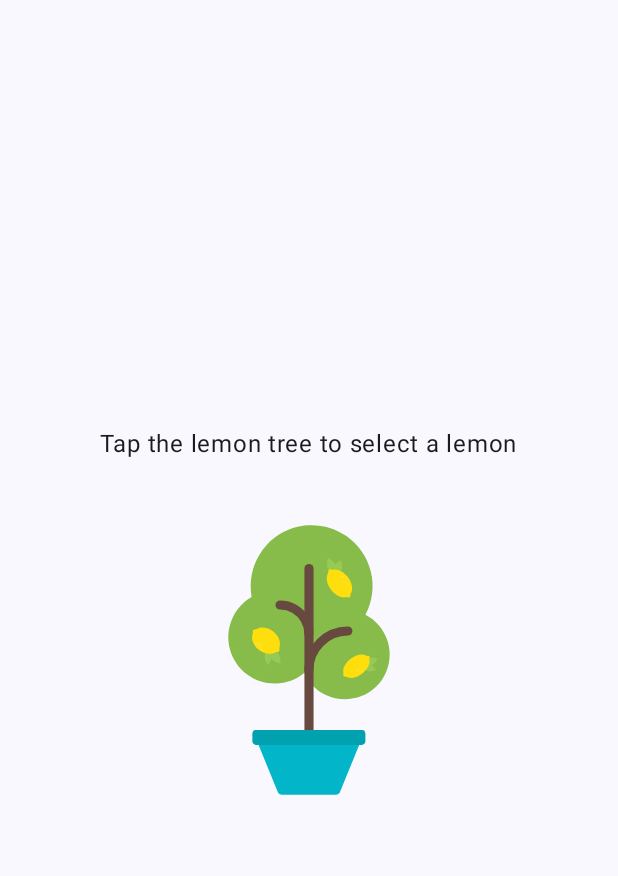
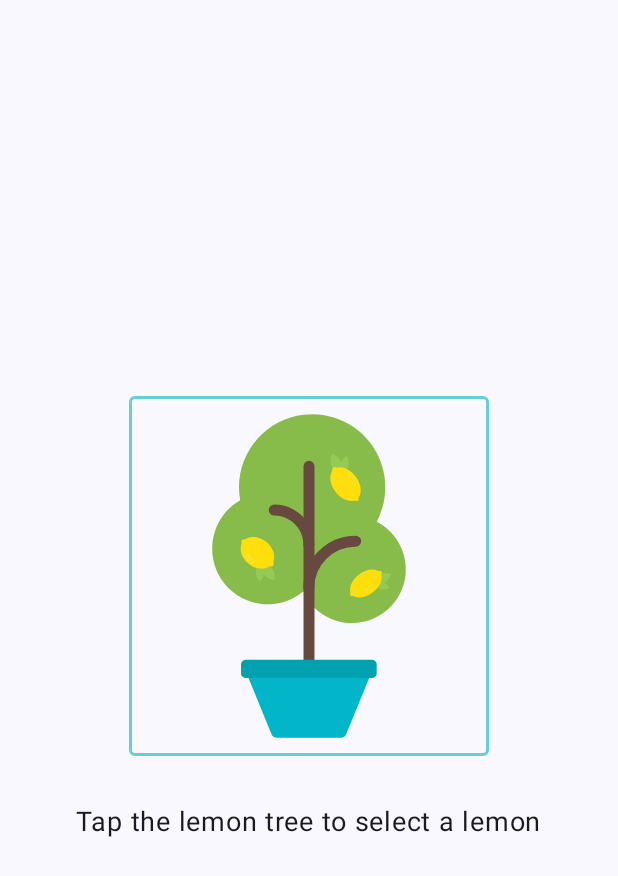
Before and after one commit to KobayashiYoh/KotlinLeaning, an Android app built with Jetpack Compose: the screen it shows after launch (MainActivity), on a phone screen of 412 x 824 dp. Shown: the top 876 px of the screen. Run offline under Robolectric (Android 15) with nearby library versions, the phone set to English and light mode, and no system bars.

Commit message:
feat: UIを修正

```diff
--- a/Lemonade/app/src/main/java/com/example/lemonade/MainActivity.kt
+++ b/Lemonade/app/src/main/java/com/example/lemonade/MainActivity.kt
@@ -5,13 +5,15 @@ import androidx.activity.ComponentActivity
 import androidx.activity.compose.setContent
 import androidx.activity.enableEdgeToEdge
 import androidx.compose.foundation.Image
+import androidx.compose.foundation.border
 import androidx.compose.foundation.clickable
 import androidx.compose.foundation.layout.Arrangement
 import androidx.compose.foundation.layout.Column
 import androidx.compose.foundation.layout.Spacer
 import androidx.compose.foundation.layout.fillMaxSize
 import androidx.compose.foundation.layout.height
-import androidx.compose.foundation.layout.wrapContentSize
+import androidx.compose.foundation.layout.width
+import androidx.compose.foundation.shape.RoundedCornerShape
 import androidx.compose.material3.MaterialTheme
 import androidx.compose.material3.Surface
 import androidx.compose.material3.Text
@@ -22,10 +24,12 @@ import androidx.compose.runtime.remember
 import androidx.compose.runtime.setValue
 import androidx.compose.ui.Alignment
 import androidx.compose.ui.Modifier
+import androidx.compose.ui.graphics.Color
 import androidx.compose.ui.res.painterResource
 import androidx.compose.ui.res.stringResource
 import androidx.compose.ui.tooling.preview.Preview
 import androidx.compose.ui.unit.dp
+import androidx.compose.ui.unit.sp
 import com.example.lemonade.ui.theme.LemonadeTheme
 
 class MainActivity : ComponentActivity() {
@@ -43,7 +47,7 @@ class MainActivity : ComponentActivity() {
 @Composable
 fun LemonadeApp() {
     var currentStep by remember { mutableStateOf(1) }
-    Surface (
+    Surface(
         modifier = Modifier.fillMaxSize(),
         color = MaterialTheme.colorScheme.background,
     ) {
@@ -59,6 +63,7 @@ fun LemonadeApp() {
                     }
                 )
             }
+
             2 -> {
                 LemonTextAndImage(
                     textId = R.string.lemon_squeeze,
@@ -69,6 +74,7 @@ fun LemonadeApp() {
                     }
                 )
             }
+
             3 -> {
                 LemonTextAndImage(
                     textId = R.string.lemon_drink,
@@ -79,6 +85,7 @@ fun LemonadeApp() {
                     }
                 )
             }
+
             else -> {
                 LemonTextAndImage(
                     textId = R.string.lemon_empty_glass,
@@ -100,16 +107,25 @@ fun LemonTextAndImage(textId: Int, painterId: Int, descriptionId: Int, onStartCl
         verticalArrangement = Arrangement.Center,
         modifier = Modifier.fillMaxSize()
     ) {
-        Text(text = stringResource(textId))
-        Spacer(modifier = Modifier.height(32.dp))
         Image(
             painter = painterResource(painterId),
             contentDescription = stringResource(descriptionId),
             modifier = Modifier
-                .wrapContentSize()
+                .width(240.dp)
+                .height(240.dp)
+                .border(
+                    width = 2.dp,
+                    color = Color(red = 105, green = 205, blue = 216),
+                    shape = RoundedCornerShape(4.dp),
+                )
                 .clickable {
                     onStartClicked()
                 }
+        )
+        Spacer(modifier = Modifier.height(32.dp))
+        Text(
+            text = stringResource(textId),
+            fontSize = 18.sp,
         )
     }
 }
```
